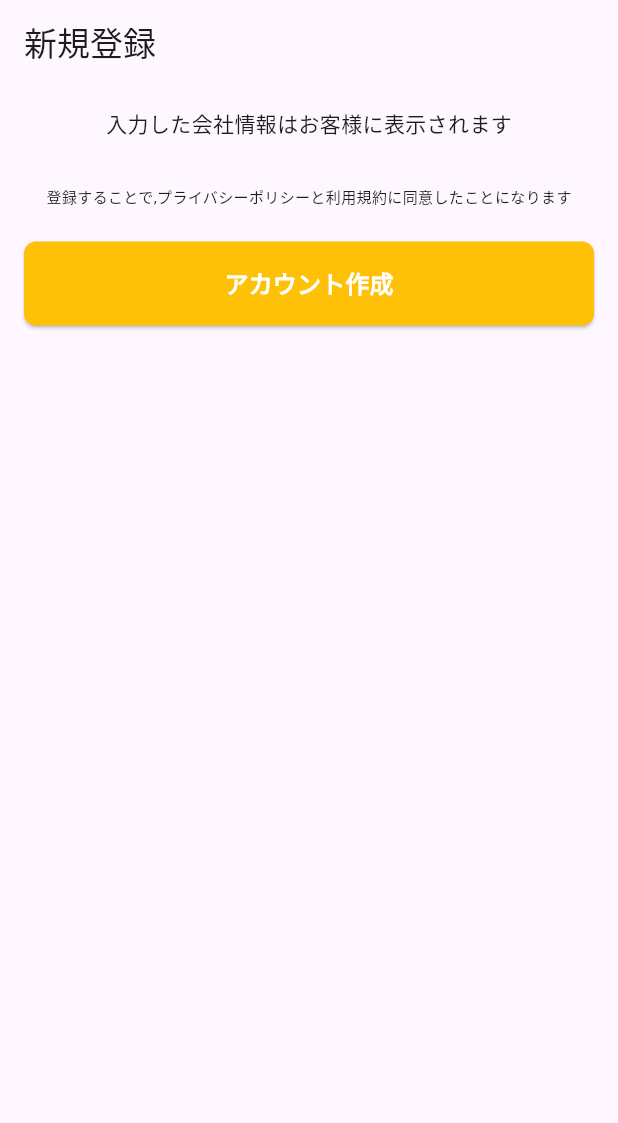
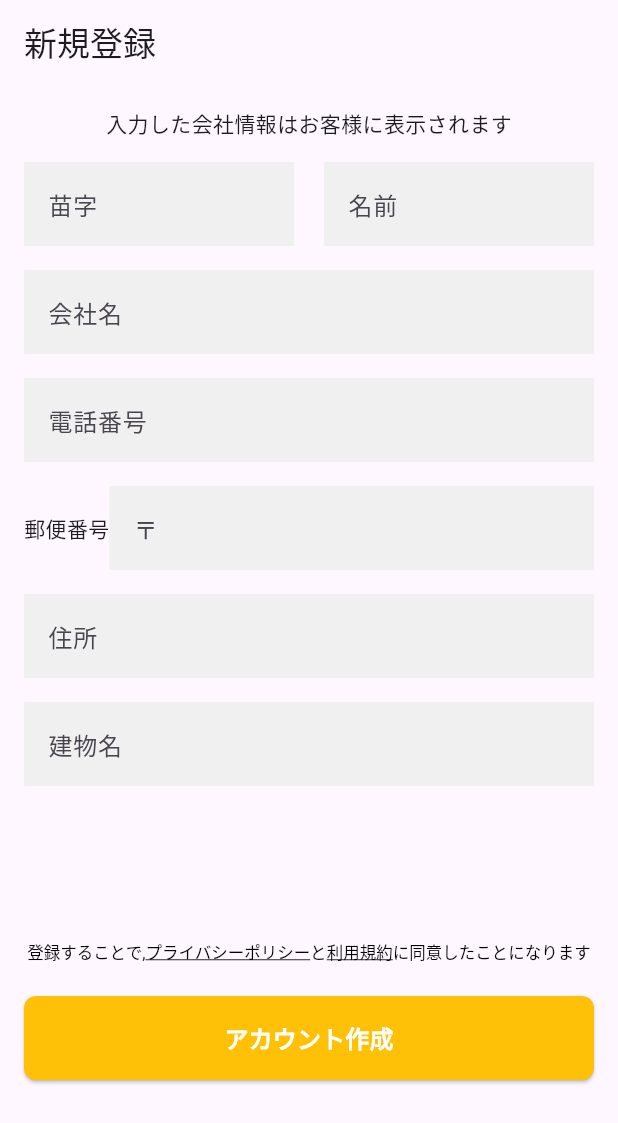
Before and after one commit to yuuya-1205/kurumo, a Flutter app: the UserRegisterPage screen opened by its route, on a phone screen of 412 x 824 dp. Shown: the top 1123 px of the screen. Run offline on Flutter 3.47's test engine with Material 3 defaults, Android fonts, the phone set to English and light mode, and no system bars; our stand-ins replace cloud_firestore, firebase_auth, firebase_core, go_router, hooks_riverpod, riverpod; accounts and stored records are empty.

Commit message:
feat: プッシュ

```diff
--- /dev/null
+++ b/lib/config/app_color.dart
@@ -0,0 +1 @@
+class AppColor {}
--- a/lib/config/router_provider.dart
+++ b/lib/config/router_provider.dart
@@ -43,6 +43,12 @@ final goRouterProvider = Provider(
             return const UserRegisterPage();
           },
         ),
+        GoRoute(
+          path: '/top_page',
+          builder: (context, state) {
+            return const UserRegisterPage();
+          },
+        ),
       ],
     );
   },
--- a/lib/feature/auth/widget/component/input_form.dart
+++ b/lib/feature/auth/widget/component/input_form.dart
@@ -3,10 +3,10 @@ import 'package:flutter/material.dart';
 class InputForm extends StatelessWidget {
   const InputForm({
     super.key,
-    this.labelText,
+    required this.labelText,
     this.controller,
   });
-  final String? labelText;
+  final String labelText;
   final TextEditingController? controller;
 
   @override
--- a/lib/feature/auth/widget/user_register_page.dart
+++ b/lib/feature/auth/widget/user_register_page.dart
@@ -1,5 +1,6 @@
 import 'package:flutter/material.dart';
 import 'package:hooks_riverpod/hooks_riverpod.dart';
+import 'package:kurumo/feature/auth/widget/component/input_form.dart';
 import 'package:kurumo/feature/auth/widget/component/primary_button.dart';
 
 class UserRegisterPage extends ConsumerWidget {
@@ -22,14 +23,86 @@ class UserRegisterPage extends ConsumerWidget {
             const SizedBox(
               height: 16,
             ),
+            const Row(
+              children: [
+                Flexible(
+                    child: InputForm(
+                  labelText: '苗字',
+                )),
+                SizedBox(
+                  width: 20,
+                ),
+                Flexible(
+                    child: InputForm(
+                  labelText: '名前',
+                ))
+              ],
+            ),
             const SizedBox(
               height: 16,
             ),
-
-            ///ritchtextにする。
-            const Text(
-              '登録することで,' + 'プライバシーポリシー' + 'と' + '利用規約に同意したことになります',
-              style: TextStyle(fontSize: 10),
+            const InputForm(
+              labelText: '会社名',
+            ),
+            const SizedBox(
+              height: 16,
+            ),
+            const InputForm(
+              labelText: '電話番号',
+            ),
+            const SizedBox(
+              height: 16,
+            ),
+            const Row(
+              children: [
+                Text('郵便番号'),
+                Flexible(
+                  child: InputForm(
+                    labelText: '〒',
+                  ),
+                ),
+              ],
+            ),
+            const SizedBox(
+              height: 16,
+            ),
+            const InputForm(
+              labelText: '住所',
+            ),
+            const SizedBox(
+              height: 16,
+            ),
+            const InputForm(
+              labelText: '建物名',
+            ),
+            const SizedBox(
+              height: 102,
+            ),
+            RichText(
+              text: const TextSpan(
+                style: TextStyle(
+                  color: Colors.black,
+                  fontSize: 11,
+                ),
+                children: [
+                  TextSpan(text: '登録することで,'),
+                  TextSpan(
+                    text: 'プライバシーポリシー',
+                    style: TextStyle(
+                      decoration: TextDecoration.underline,
+                    ),
+                  ),
+                  TextSpan(text: 'と'),
+                  TextSpan(
+                    text: '利用規約',
+                    style: TextStyle(
+                      decoration: TextDecoration.underline,
+                    ),
+                  ),
+                  TextSpan(text: 'に'),
+                  TextSpan(text: '同意したことになります'),
+                ],
+              ),
             ),
             const SizedBox(
               height: 22,
--- a/lib/main.dart
+++ b/lib/main.dart
@@ -9,7 +9,7 @@ void main() async {
   await Firebase.initializeApp(
     options: DefaultFirebaseOptions.currentPlatform,
   );
-  runApp(ProviderScope(child: const MyApp()));
+  runApp(const ProviderScope(child: MyApp()));
 }
 
 class MyApp extends ConsumerWidget {
```
Also changed, not shown: lib/config/text_theme.dart (added), lib/config/theme.dart (added).
